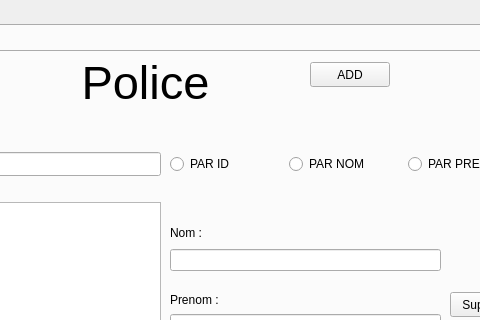
This is projetc yassin/mainwindow.ui in Crystal-Blu/police-station-2A25 as Qt 5 draws it before an edit; both pictures show x 424 to 904 and y 0 to 320 of the 1089 by 647 pixel window. The edited form follows.
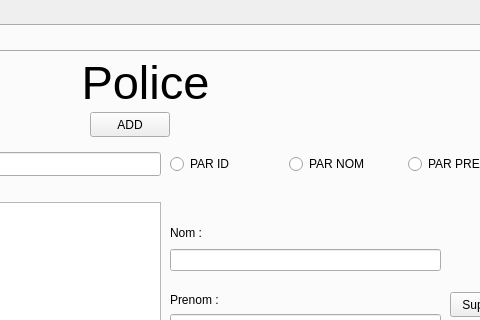
This is the edited form. The open tabs and pages were chosen to show the change.

```diff
--- a/projetc yassin/mainwindow.ui
+++ b/projetc yassin/mainwindow.ui
@@ -172,8 +172,8 @@
        <widget class="QPushButton" name="pb_policetaketoadd">
         <property name="geometry">
          <rect>
-          <x>620</x>
-          <y>10</y>
+          <x>400</x>
+          <y>60</y>
           <width>80</width>
           <height>25</height>
          </rect>
```
Left out of the diff: 4 changed lines with no effect on the pictures.
